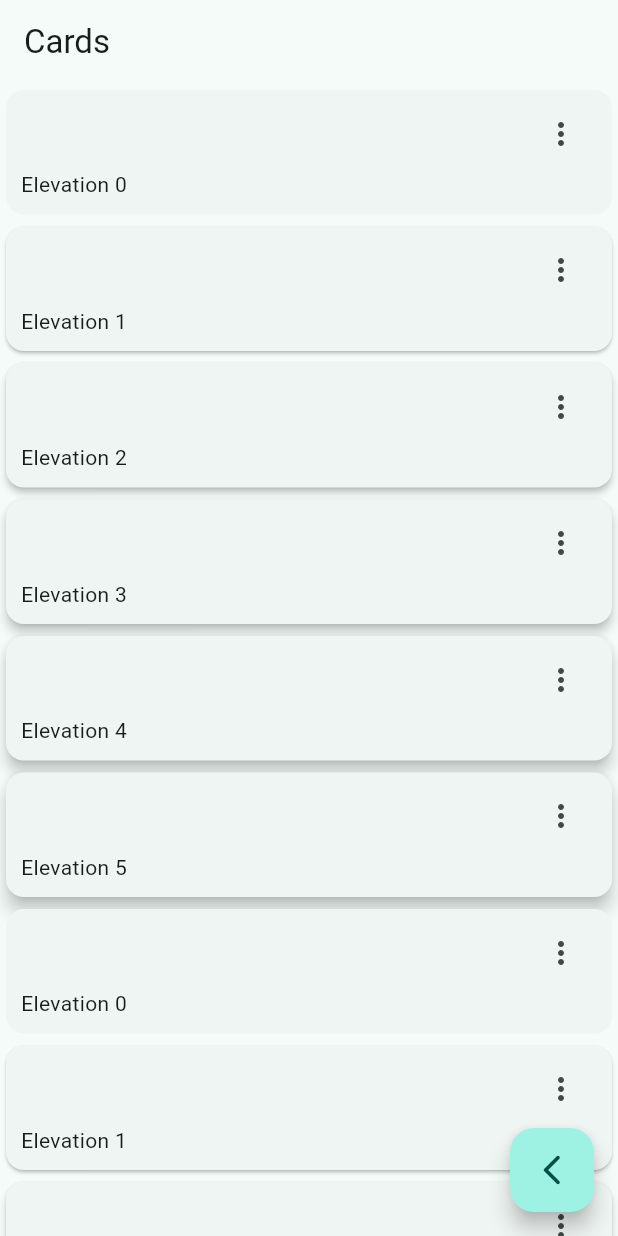
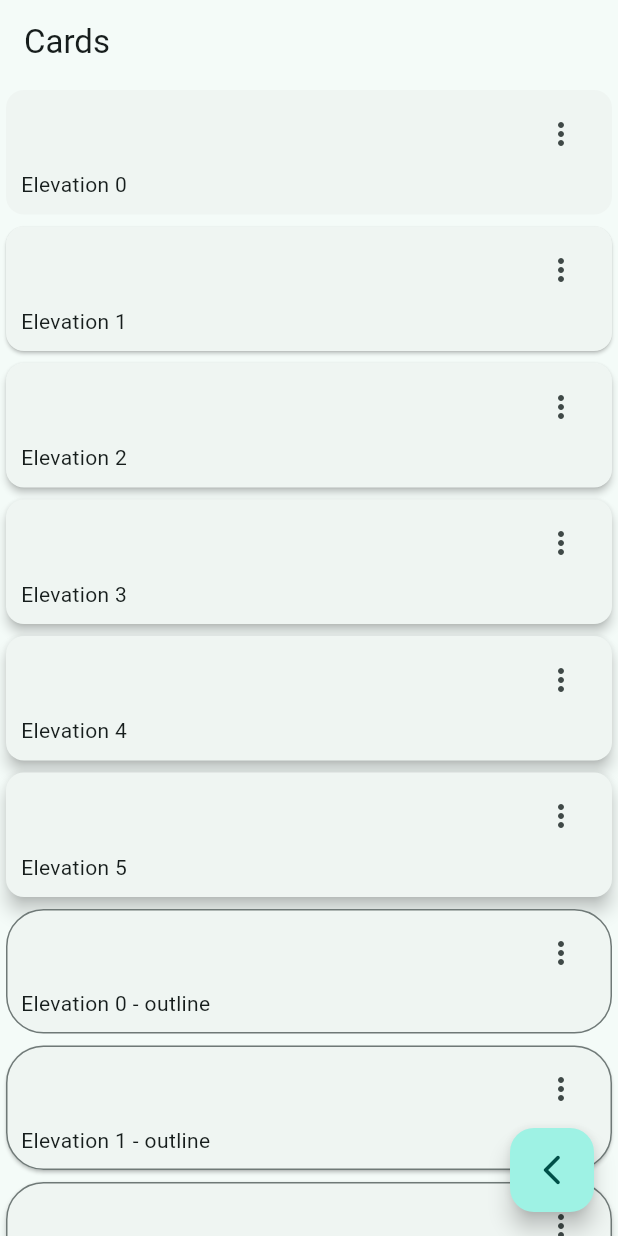
Before and after one commit to EyYiCi/dart_widgets_practice, a Flutter app: the CardsScreen screen opened by its route, on a phone screen of 412 x 824 dp. Run offline on Flutter 3.47's test engine with Material 3 defaults, Android fonts, the phone set to English and light mode, and no system bars; our stand-ins replace go_router.

Commit message:
add: cards border

```diff
--- a/lib/presentation/screens/cards/cards_screen.dart
+++ b/lib/presentation/screens/cards/cards_screen.dart
@@ -57,7 +57,7 @@ class _CardsView extends StatelessWidget {
             (card) => _CardType1(label: card['label'], elevation: card['elevation'])
           ),
                   ...cards.map(
-            (card) => _CardType1(label: card['label'], elevation: card['elevation'])
+            (card) => _CardType2(label: card['label'], elevation: card['elevation'])
           ),
         ],
       ),
@@ -99,3 +99,49 @@ class _CardType1 extends StatelessWidget {
     );
   }
 }
+
+
+
+class _CardType2 extends StatelessWidget {
+  final String label;
+  final double elevation;
+
+  const _CardType2({
+    required this.label,
+    required this.elevation
+  });
+
+
+  @override
+  Widget build(BuildContext context) {
+
+    final colors = Theme.of(context).colorScheme;
+
+    return Card(
+      shape: RoundedRectangleBorder(
+        borderRadius: const BorderRadius.all(Radius.circular(25)),
+        side:BorderSide(
+          color: colors.outline
+        )
+      ),
+      elevation:elevation,
+      child:  Padding(
+        padding: const EdgeInsets.fromLTRB(10, 5, 10, 10),
+        child:  Column(
+          children: [
+           Align(
+            alignment: Alignment.topRight,
+            child: IconButton(
+              icon:const Icon(Icons.more_vert_outlined),
+              onPressed: (){},
+              ),
+            ),
+            Align(
+              alignment: Alignment.bottomLeft,
+              child: Text('$label - outline')
+            )
+          ],),
+        ),
+    );
+  }
+}
```
